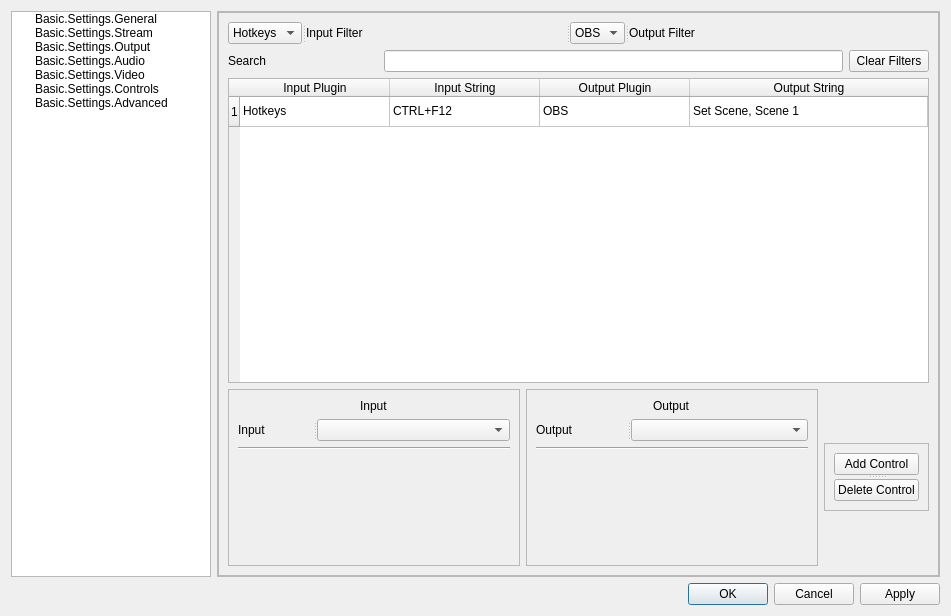
cpyarger/obs-studio, file UI/forms/OBSBasicSettings.ui: the form before one commit.
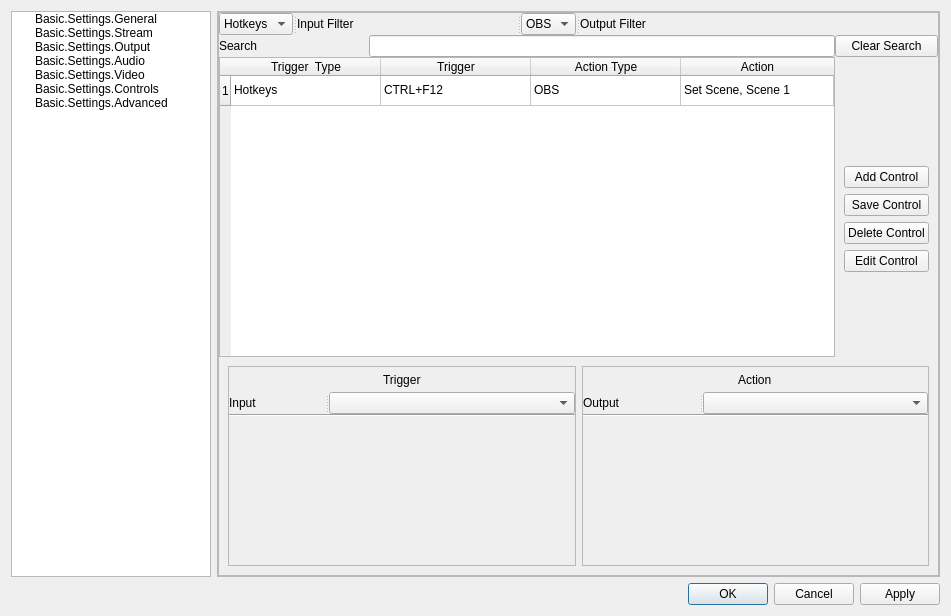
The form after the commit. Icons and pictures are not drawn. Custom widgets are drawn as their Qt base class.

Commit message: cleanup ui -- set widgets to fixed sizes

```diff
--- a/UI/forms/OBSBasicSettings.ui
+++ b/UI/forms/OBSBasicSettings.ui
@@ -31,7 +31,7 @@
   <property name="windowTitle">
    <string>Settings</string>
   </property>
-  <layout class="QGridLayout" name="gridLayout">
+  <layout class="QGridLayout" name="gridLayout_5">
    <item row="0" column="0">
     <layout class="QHBoxLayout" name="horizontalLayout">
      <item>
@@ -4632,7 +4632,22 @@
             </property>
             <widget class="QWidget" name="MappingPage">
              <layout class="QGridLayout" name="gridLayout_2">
-              <item row="0" column="0" colspan="3">
+              <property name="leftMargin">
+               <number>0</number>
+              </property>
+              <property name="topMargin">
+               <number>0</number>
+              </property>
+              <property name="rightMargin">
+               <number>0</number>
+              </property>
+              <property name="bottomMargin">
+               <number>0</number>
+              </property>
+              <property name="spacing">
+               <number>0</number>
+              </property>
+              <item row="0" column="0" colspan="2">
                <layout class="QVBoxLayout" name="verticalLayout" stretch="0">
                 <property name="spacing">
                  <number>3</number>
@@ -4816,11 +4831,11 @@
                  </size>
                 </property>
                 <property name="text">
-                 <string>Clear Filters</string>
+                 <string>Clear Search</string>
                 </property>
                </widget>
               </item>
-              <item row="2" column="0" colspan="3">
+              <item row="2" column="0" colspan="2">
                <widget class="QTableWidget" name="tableWidget">
                 <property name="sizeAdjustPolicy">
                  <enum>QAbstractScrollArea::AdjustToContents</enum>
@@ -4853,22 +4868,22 @@
                 </row>
                 <column>
                  <property name="text">
-                  <string>Input Plugin</string>
+                  <string>Trigger  Type</string>
                  </property>
                 </column>
                 <column>
                  <property name="text">
-                  <string>Input String</string>
+                  <string>Trigger</string>
                  </property>
                 </column>
                 <column>
                  <property name="text">
-                  <string>Output Plugin</string>
+                  <string>Action Type</string>
                  </property>
                 </column>
                 <column>
                  <property name="text">
-                  <string>Output String</string>
+                  <string>Action</string>
                  </property>
                 </column>
                 <item row="0" column="0">
@@ -4893,13 +4908,119 @@
                 </item>
                </widget>
               </item>
+              <item row="2" column="2">
+               <layout class="QVBoxLayout" name="verticalLayout_6">
+                <item>
+                 <spacer name="verticalSpacer_4">
+                  <property name="orientation">
+                   <enum>Qt::Vertical</enum>
+                  </property>
+                  <property name="sizeType">
+                   <enum>QSizePolicy::Fixed</enum>
+                  </property>
+                  <property name="sizeHint" stdset="0">
+                   <size>
+                    <width>20</width>
+                    <height>100</height>
+                   </size>
+                  </property>
+                 </spacer>
+                </item>
+                <item>
+                 <widget class="QWidget" name="widget_6" native="true">
+                  <layout class="QGridLayout" name="gridLayout_3">
+                   <item row="0" column="0">
+                    <widget class="QPushButton" name="btn_obs_add_control">
+                     <property name="text">
+                      <string>Add Control</string>
+                     </property>
+                    </widget>
+                   </item>
+                   <item row="1" column="0">
+                    <widget class="QPushButton" name="btn_obs_save_control">
+                     <property name="sizePolicy">
+                      <sizepolicy hsizetype="Minimum" vsizetype="Maximum">
+                       <horstretch>2</horstretch>
+                       <verstretch>0</verstretch>
+                      </sizepolicy>
+                     </property>
+                     <property name="minimumSize">
+                      <size>
+                       <width>0</width>
+                       <height>0</height>
+                      </size>
+                     </property>
+                     <property name="maximumSize">
+                      <size>
+                       <width>16777215</width>
+                       <height>25</height>
+                      </size>
+                     </property>
+                     <property name="text">
+                      <string>Save Control</string>
+                     </property>
+                    </widget>
+                   </item>
+                   <item row="2" column="0">
+                    <widget class="QPushButton" name="btn_obs_delete_control">
+                     <property name="text">
+                      <string>Delete Control</string>
+                     </property>
+                    </widget>
+                   </item>
+                   <item row="3" column="0">
+                    <widget class="QPushButton" name="btn_obs_edit_control">
+                     <property name="text">
+                      <string>Edit Control</string>
+                     </property>
+                    </widget>
+                   </item>
+                  </layout>
+                 </widget>
+                </item>
+                <item>
+                 <spacer name="verticalSpacer_3">
+                  <property name="orientation">
+                   <enum>Qt::Vertical</enum>
+                  </property>
+                  <property name="sizeHint" stdset="0">
+                   <size>
+                    <width>20</width>
+                    <height>40</height>
+                   </size>
+                  </property>
+                 </spacer>
+                </item>
+               </layout>
+              </item>
               <item row="3" column="0" colspan="3">
-               <layout class="QHBoxLayout" name="BottomSection" stretch="10,10,1">
+               <widget class="QWidget" name="bottom_widgets" native="true">
+                <layout class="QGridLayout" name="gridLayout">
+                 <item row="0" column="0">
+                  <layout class="QHBoxLayout" name="BottomSection" stretch="10,10">
                 <property name="sizeConstraint">
                  <enum>QLayout::SetNoConstraint</enum>
                 </property>
                 <item alignment="Qt::AlignTop">
                  <widget class="QFrame" name="InputFrame">
+                     <property name="sizePolicy">
+                      <sizepolicy hsizetype="Preferred" vsizetype="Fixed">
+                       <horstretch>0</horstretch>
+                       <verstretch>0</verstretch>
+                      </sizepolicy>
+                     </property>
+                     <property name="minimumSize">
+                      <size>
+                       <width>0</width>
+                       <height>200</height>
+                      </size>
+                     </property>
+                     <property name="maximumSize">
+                      <size>
+                       <width>16777215</width>
+                       <height>200</height>
+                      </size>
+                     </property>
                   <property name="frameShape">
                    <enum>QFrame::StyledPanel</enum>
                   </property>
@@ -4907,6 +5028,21 @@
                    <enum>QFrame::Raised</enum>
                   </property>
                   <layout class="QGridLayout" name="gridLayout_4">
+                      <property name="leftMargin">
+                       <number>0</number>
+                      </property>
+                      <property name="topMargin">
+                       <number>0</number>
+                      </property>
+                      <property name="rightMargin">
+                       <number>0</number>
+                      </property>
+                      <property name="bottomMargin">
+                       <number>0</number>
+                      </property>
+                      <property name="spacing">
+                       <number>0</number>
+                      </property>
                    <item row="1" column="0">
                     <widget class="QSplitter" name="splitter_input">
                      <property name="maximumSize">
@@ -4939,10 +5075,16 @@
                      </widget>
                     </widget>
                    </item>
-                   <item row="0" column="0" alignment="Qt::AlignHCenter">
+                      <item row="0" column="0" alignment="Qt::AlignHCenter|Qt::AlignTop">
                     <widget class="QLabel" name="label_70">
+                        <property name="minimumSize">
+                         <size>
+                          <width>0</width>
+                          <height>25</height>
+                         </size>
+                        </property>
                      <property name="text">
-                      <string>Input</string>
+                         <string>Trigger</string>
                      </property>
                     </widget>
                    </item>
@@ -4978,69 +5120,88 @@
                 <item alignment="Qt::AlignTop">
                  <widget class="QFrame" name="frame_output">
                   <property name="sizePolicy">
-                   <sizepolicy hsizetype="Preferred" vsizetype="MinimumExpanding">
+                      <sizepolicy hsizetype="Preferred" vsizetype="Fixed">
                     <horstretch>0</horstretch>
                     <verstretch>0</verstretch>
                    </sizepolicy>
                   </property>
+                     <property name="minimumSize">
+                      <size>
+                       <width>0</width>
+                       <height>200</height>
+                      </size>
+                     </property>
+                     <property name="maximumSize">
+                      <size>
+                       <width>16777215</width>
+                       <height>200</height>
+                      </size>
+                     </property>
                   <property name="frameShape">
                    <enum>QFrame::StyledPanel</enum>
                   </property>
                   <property name="frameShadow">
                    <enum>QFrame::Raised</enum>
                   </property>
-                  <layout class="QGridLayout" name="gridLayout_11">
-                   <item row="3" column="1" alignment="Qt::AlignTop">
-                    <widget class="QStackedWidget" name="sw_output_widgets">
-                     <property name="sizePolicy">
-                      <sizepolicy hsizetype="Preferred" vsizetype="MinimumExpanding">
-                       <horstretch>0</horstretch>
-                       <verstretch>0</verstretch>
-                      </sizepolicy>
-                     </property>
-                     <property name="minimumSize">
-                      <size>
-                       <width>150</width>
-                       <height>100</height>
-                      </size>
-                     </property>
-                     <property name="lineWidth">
+                     <layout class="QGridLayout" name="gridLayout_6">
+                      <property name="leftMargin">
+                       <number>0</number>
+                      </property>
+                      <property name="topMargin">
+                       <number>0</number>
+                      </property>
+                      <property name="rightMargin">
                       <number>0</number>
                      </property>
-                     <property name="currentIndex">
-                      <number>-1</number>
-                     </property>
-                    </widget>
-                   </item>
-                   <item row="0" column="1" alignment="Qt::AlignHCenter">
+                      <property name="bottomMargin">
+                       <number>0</number>
+                      </property>
+                      <property name="spacing">
+                       <number>0</number>
+                      </property>
+                      <item row="0" column="0" alignment="Qt::AlignHCenter|Qt::AlignTop">
                     <widget class="QLabel" name="label_72">
-                     <property name="text">
-                      <string>Output</string>
-                     </property>
-                    </widget>
-                   </item>
-                   <item row="1" column="1">
-                    <widget class="QSplitter" name="splitter_output">
                      <property name="sizePolicy">
-                      <sizepolicy hsizetype="Expanding" vsizetype="Fixed">
+                         <sizepolicy hsizetype="Fixed" vsizetype="Fixed">
                        <horstretch>0</horstretch>
                        <verstretch>0</verstretch>
                       </sizepolicy>
                      </property>
+                        <property name="minimumSize">
+                         <size>
+                          <width>0</width>
+                          <height>25</height>
+                         </size>
+                        </property>
                      <property name="maximumSize">
                       <size>
                        <width>16777215</width>
                        <height>25</height>
                       </size>
                      </property>
-                     <property name="orientation">
-                      <enum>Qt::Horizontal</enum>
-                     </property>
+                        <property name="text">
+                         <string>Action</string>
+                        </property>
+                       </widget>
+                      </item>
+                      <item row="1" column="0">
                      <widget class="QSplitter" name="output_splitter">
+                        <property name="sizePolicy">
+                         <sizepolicy hsizetype="Expanding" vsizetype="Fixed">
+                          <horstretch>0</horstretch>
+                          <verstretch>0</verstretch>
+                         </sizepolicy>
+                        </property>
                       <property name="orientation">
                        <enum>Qt::Horizontal</enum>
                       </property>
                       <widget class="QLabel" name="label_77">
+                         <property name="sizePolicy">
+                          <sizepolicy hsizetype="Preferred" vsizetype="Fixed">
+                           <horstretch>0</horstretch>
+                           <verstretch>0</verstretch>
+                          </sizepolicy>
+                         </property>
                        <property name="text">
                         <string>Output</string>
                        </property>
@@ -5066,96 +5227,43 @@
                        </property>
                       </widget>
                      </widget>
-                    </widget>
-                   </item>
-                   <item row="2" column="1">
+                      </item>
+                      <item row="2" column="0">
                     <widget class="Line" name="line">
                      <property name="orientation">
                       <enum>Qt::Horizontal</enum>
                      </property>
                     </widget>
                    </item>
-                  </layout>
-                 </widget>
-                </item>
-                <item alignment="Qt::AlignHCenter|Qt::AlignVCenter">
-                 <widget class="QFrame" name="ControlsFrame">
+                      <item row="3" column="0">
+                       <widget class="QStackedWidget" name="sw_output_widgets">
                   <property name="sizePolicy">
-                   <sizepolicy hsizetype="Fixed" vsizetype="Fixed">
+                         <sizepolicy hsizetype="Preferred" vsizetype="MinimumExpanding">
                     <horstretch>0</horstretch>
                     <verstretch>0</verstretch>
                    </sizepolicy>
                   </property>
-                  <property name="frameShape">
-                   <enum>QFrame::StyledPanel</enum>
-                  </property>
-                  <property name="frameShadow">
-                   <enum>QFrame::Raised</enum>
-                  </property>
-                  <layout class="QGridLayout" name="gridLayout_13">
-                   <item row="0" column="0">
-                    <widget class="QSplitter" name="splitter_Controls">
-                     <property name="maximumSize">
-                      <size>
-                       <width>16777215</width>
-                       <height>55</height>
-                      </size>
-                     </property>
-                     <property name="orientation">
-                      <enum>Qt::Vertical</enum>
-                     </property>
-                     <widget class="QPushButton" name="btn_add_control">
-                      <property name="sizePolicy">
-                       <sizepolicy hsizetype="Minimum" vsizetype="Maximum">
-                        <horstretch>2</horstretch>
-                        <verstretch>0</verstretch>
-                       </sizepolicy>
-                      </property>
                       <property name="minimumSize">
                        <size>
-                        <width>0</width>
-                        <height>0</height>
-                       </size>
-                      </property>
-                      <property name="maximumSize">
-                       <size>
-                        <width>16777215</width>
-                        <height>25</height>
-                       </size>
-                      </property>
-                      <property name="text">
-                       <string>Add Control</string>
-                      </property>
-                     </widget>
-                     <widget class="QPushButton" name="btn_delete_control">
-                      <property name="sizePolicy">
-                       <sizepolicy hsizetype="Minimum" vsizetype="Maximum">
-                        <horstretch>2</horstretch>
-                        <verstretch>0</verstretch>
-                       </sizepolicy>
-                      </property>
-                      <property name="minimumSize">
-                       <size>
-                        <width>0</width>
-                        <height>0</height>
-                       </size>
-                      </property>
-                      <property name="maximumSize">
-                       <size>
-                        <width>16777215</width>
-                        <height>25</height>
-                       </size>
-                      </property>
-                      <property name="text">
-                       <string>Delete Control</string>
-                      </property>
-                     </widget>
-                    </widget>
+                          <width>150</width>
+                          <height>100</height>
+                         </size>
+                        </property>
+                        <property name="lineWidth">
+                         <number>0</number>
+                        </property>
+                        <property name="currentIndex">
+                         <number>-1</number>
+                        </property>
+                       </widget>
                    </item>
                   </layout>
                  </widget>
                 </item>
                </layout>
+                 </item>
+                </layout>
+               </widget>
               </item>
              </layout>
             </widget>
```
Left out of the diff: 105 changed lines with no effect on the pictures. Lines whose indentation alone changed are shown as unchanged. The commit also changes 7 other files.
